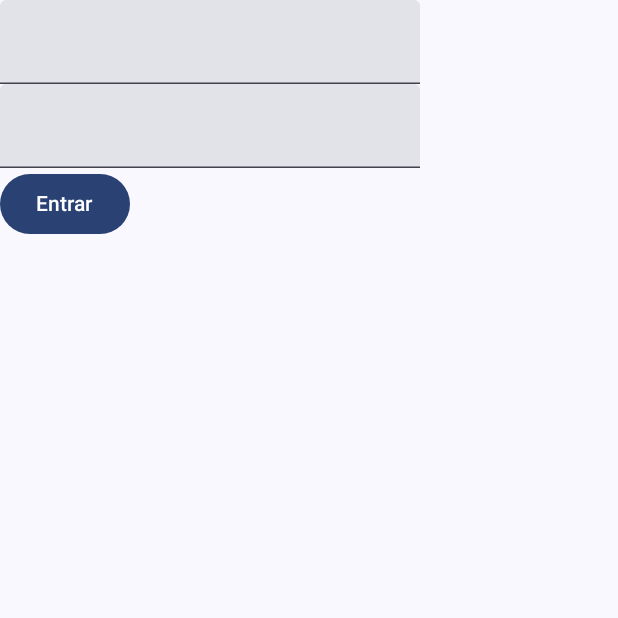
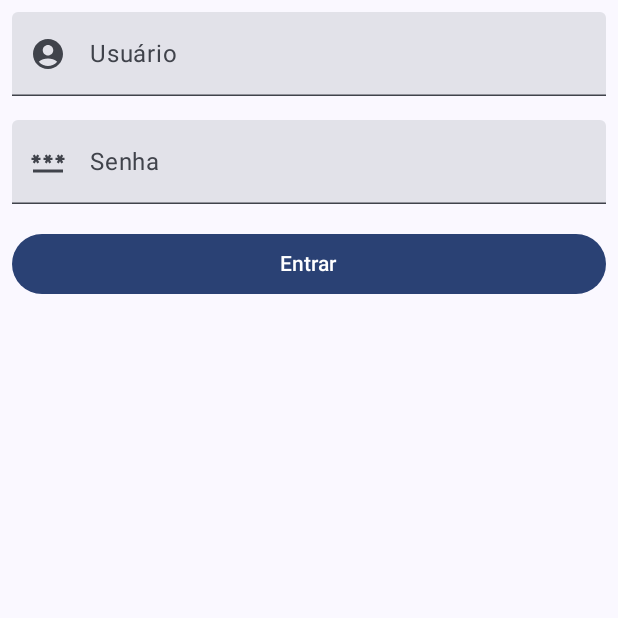
Before and after one commit to alexfelipe/jetpack-compose-navigation, an Android app built with Jetpack Compose: the screen it shows after launch (MainActivity), after a tap on "Entrar", on a phone screen of 412 x 824 dp, the top half of it. Run offline under Robolectric (Android 15) with nearby library versions, the phone set to English and light mode, and no system bars.

```diff
--- a/app/build.gradle.kts
+++ b/app/build.gradle.kts
@@ -59,6 +59,7 @@ dependencies {
     implementation("androidx.compose.ui:ui-graphics")
     implementation("androidx.compose.ui:ui-tooling-preview")
     implementation("androidx.compose.material3:material3")
+    implementation("androidx.compose.material:material-icons-extended")
     testImplementation("junit:junit:4.13.2")
     androidTestImplementation("androidx.test.ext:junit:1.1.5")
     androidTestImplementation("androidx.test.espresso:espresso-core:3.5.1")
--- a/app/src/main/java/br/com/alexfelipe/authapp/MainActivity.kt
+++ b/app/src/main/java/br/com/alexfelipe/authapp/MainActivity.kt
@@ -1,13 +1,19 @@
 package br.com.alexfelipe.authapp
 
 import android.os.Bundle
+import android.util.Log
 import androidx.activity.ComponentActivity
 import androidx.activity.compose.setContent
 import androidx.compose.foundation.layout.Column
 import androidx.compose.foundation.layout.fillMaxSize
+import androidx.compose.foundation.layout.fillMaxWidth
+import androidx.compose.foundation.layout.padding
 import androidx.compose.material.icons.Icons
+import androidx.compose.material.icons.filled.AccountCircle
+import androidx.compose.material.icons.filled.Password
 import androidx.compose.material3.Button
 import androidx.compose.material3.ExperimentalMaterial3Api
+import androidx.compose.material3.Icon
 import androidx.compose.material3.MaterialTheme
 import androidx.compose.material3.Surface
 import androidx.compose.material3.Text
@@ -20,6 +26,7 @@ import androidx.compose.runtime.setValue
 import androidx.compose.ui.Modifier
 import androidx.compose.ui.text.input.PasswordVisualTransformation
 import androidx.compose.ui.tooling.preview.Preview
+import androidx.compose.ui.unit.dp
 import br.com.alexfelipe.authapp.ui.theme.AuthAppTheme
 
 class MainActivity : ComponentActivity() {
@@ -33,7 +40,9 @@ class MainActivity : ComponentActivity() {
                     modifier = Modifier.fillMaxSize(),
                     color = MaterialTheme.colorScheme.background
                 ) {
-                    AuthScreen()
+                    AuthScreen(onEnterClick = {
+                        Log.i("MainActivity", "onCreate: $it")
+                    })
                 }
             }
         }
@@ -42,7 +51,9 @@ class MainActivity : ComponentActivity() {
 
 @OptIn(ExperimentalMaterial3Api::class)
 @Composable
-fun AuthScreen() {
+fun AuthScreen(
+    onEnterClick: (User) -> Unit
+) {
     Column {
         var username by remember {
             mutableStateOf("")
@@ -54,13 +65,52 @@ fun AuthScreen() {
             value = username,
             onValueChange = { newValue ->
                 username = newValue
-            })
+            },
+            Modifier
+                .padding(8.dp)
+                .fillMaxWidth(),
+            label = {
+                Text("Usuário")
+            },
+            leadingIcon = {
+                Icon(
+                    imageVector = Icons.Default.AccountCircle,
+                    contentDescription = "pessoa que representa usuário"
+                )
+            }
+        )
         TextField(
             value = password,
             onValueChange = {
                 password = it
-            }, visualTransformation = PasswordVisualTransformation())
-        Button(onClick = { /*TODO*/ }) {
+            },
+            Modifier
+                .padding(8.dp)
+                .fillMaxWidth(),
+            label = {
+                Text("Senha")
+            },
+            visualTransformation = PasswordVisualTransformation(),
+            leadingIcon = {
+                Icon(
+                    imageVector = Icons.Default.Password,
+                    contentDescription = "representação de senha"
+                )
+            }
+        )
+        Button(
+            onClick = {
+                onEnterClick(
+                    User(
+                        username,
+                        password
+                    )
+                )
+            },
+            Modifier
+                .padding(8.dp)
+                .fillMaxWidth(),
+        ) {
             Text(text = "Entrar")
         }
     }
@@ -74,7 +124,7 @@ fun AuthScreenPreview() {
             modifier = Modifier.fillMaxSize(),
             color = MaterialTheme.colorScheme.background
         ) {
-            AuthScreen()
+            AuthScreen(onEnterClick = {})
         }
     }
 }
--- /dev/null
+++ b/app/src/main/java/br/com/alexfelipe/authapp/User.kt
@@ -0,0 +1,6 @@
+package br.com.alexfelipe.authapp
+
+data class User(
+    val username: String,
+    val password: String
+)
```
